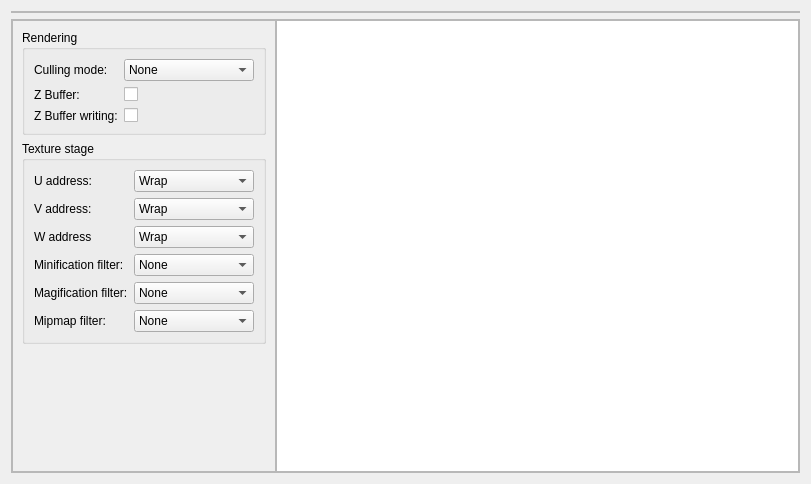
cccZone/tamy, file Code/Editor/TamyEditor/materialeditor.ui: the form before one commit.
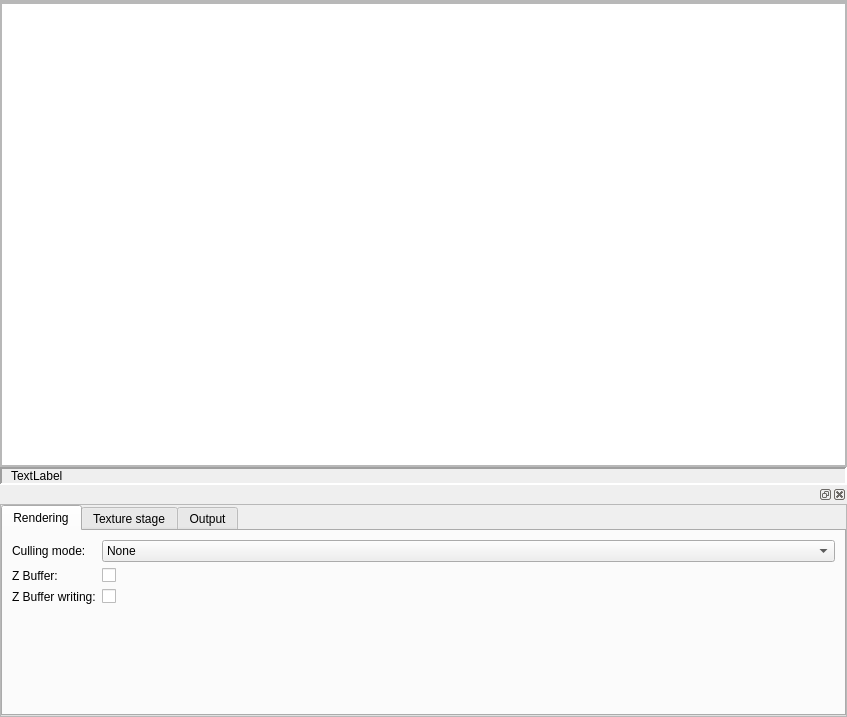
The form after the commit. The open tabs and pages were chosen to show the change.

Commit message: - SSAO shader - material editor improvements

Diff of the .ui file:
```diff
--- a/Code/Editor/TamyEditor/materialeditor.ui
+++ b/Code/Editor/TamyEditor/materialeditor.ui
@@ -6,14 +6,20 @@
    <rect>
     <x>0</x>
     <y>0</y>
-    <width>811</width>
-    <height>484</height>
+    <width>847</width>
+    <height>717</height>
    </rect>
   </property>
   <property name="windowTitle">
    <string>Form</string>
   </property>
-  <layout class="QVBoxLayout" name="verticalLayout_2">
+  <layout class="QVBoxLayout" name="verticalLayout_2" stretch="0,2,0,1">
+   <property name="spacing">
+    <number>0</number>
+   </property>
+   <property name="margin">
+    <number>0</number>
+   </property>
    <item>
     <widget class="QFrame" name="toolbarFrame">
      <property name="frameShape">
@@ -40,7 +46,127 @@
      <property name="frameShadow">
       <enum>QFrame::Raised</enum>
      </property>
-     <layout class="QHBoxLayout" name="horizontalLayout_3">
+     <layout class="QHBoxLayout" name="horizontalLayout_3" stretch="2">
+      <property name="spacing">
+       <number>0</number>
+      </property>
+      <property name="margin">
+       <number>0</number>
+      </property>
+      <item>
+       <widget class="QTextEdit" name="scriptEditor"/>
+      </item>
+     </layout>
+    </widget>
+   </item>
+   <item>
+    <widget class="QFrame" name="statusBarFrame">
+     <property name="frameShape">
+      <enum>QFrame::Panel</enum>
+     </property>
+     <property name="frameShadow">
+      <enum>QFrame::Sunken</enum>
+     </property>
+     <property name="lineWidth">
+      <number>2</number>
+     </property>
+     <property name="midLineWidth">
+      <number>1</number>
+     </property>
+     <layout class="QHBoxLayout" name="horizontalLayout_4">
+      <property name="spacing">
+       <number>0</number>
+      </property>
+      <property name="leftMargin">
+       <number>9</number>
+      </property>
+      <property name="topMargin">
+       <number>0</number>
+      </property>
+      <property name="rightMargin">
+       <number>9</number>
+      </property>
+      <property name="bottomMargin">
+       <number>0</number>
+      </property>
+      <item>
+       <widget class="QLabel" name="statusBar">
+        <property name="palette">
+         <palette>
+          <active>
+           <colorrole role="Base">
+            <brush brushstyle="SolidPattern">
+             <color alpha="255">
+              <red>255</red>
+              <green>255</green>
+              <blue>255</blue>
+             </color>
+            </brush>
+           </colorrole>
+           <colorrole role="Window">
+            <brush brushstyle="SolidPattern">
+             <color alpha="255">
+              <red>213</red>
+              <green>229</green>
+              <blue>240</blue>
+             </color>
+            </brush>
+           </colorrole>
+          </active>
+          <inactive>
+           <colorrole role="Base">
+            <brush brushstyle="SolidPattern">
+             <color alpha="255">
+              <red>255</red>
+              <green>255</green>
+              <blue>255</blue>
+             </color>
+            </brush>
+           </colorrole>
+           <colorrole role="Window">
+            <brush brushstyle="SolidPattern">
+             <color alpha="255">
+              <red>213</red>
+              <green>229</green>
+              <blue>240</blue>
+             </color>
+            </brush>
+           </colorrole>
+          </inactive>
+          <disabled>
+           <colorrole role="Base">
+            <brush brushstyle="SolidPattern">
+             <color alpha="255">
+              <red>213</red>
+              <green>229</green>
+              <blue>240</blue>
+             </color>
+            </brush>
+           </colorrole>
+           <colorrole role="Window">
+            <brush brushstyle="SolidPattern">
+             <color alpha="255">
+              <red>213</red>
+              <green>229</green>
+              <blue>240</blue>
+             </color>
+            </brush>
+           </colorrole>
+          </disabled>
+         </palette>
+        </property>
+        <property name="text">
+         <string>TextLabel</string>
+        </property>
+       </widget>
+      </item>
+     </layout>
+    </widget>
+   </item>
+   <item>
+    <widget class="QDockWidget" name="dockWidget">
+     <widget class="QWidget" name="dockWidgetContents">
+      <layout class="QVBoxLayout" name="verticalLayout_4">
       <property name="spacing">
        <number>0</number>
       </property>
@@ -63,22 +189,35 @@
           <rect>
            <x>0</x>
            <y>0</y>
-           <width>234</width>
-           <height>454</height>
-          </rect>
-         </property>
-         <layout class="QVBoxLayout" name="verticalLayout">
+            <width>845</width>
+            <height>209</height>
+           </rect>
+          </property>
+          <layout class="QVBoxLayout" name="verticalLayout_3">
+           <property name="spacing">
+            <number>0</number>
+           </property>
+           <property name="margin">
+            <number>0</number>
+           </property>
           <item>
-           <widget class="QGroupBox" name="groupBox">
-            <property name="title">
+            <widget class="QTabWidget" name="tabWidget">
+             <property name="currentIndex">
+              <number>2</number>
+             </property>
+             <widget class="QWidget" name="RenderingOptionsTab">
+              <attribute name="title">
              <string>Rendering</string>
-            </property>
+              </attribute>
             <layout class="QFormLayout" name="formLayout">
-             <property name="sizeConstraint">
-              <enum>QLayout::SetDefaultConstraint</enum>
-             </property>
-             <property name="formAlignment">
-              <set>Qt::AlignLeading|Qt::AlignLeft|Qt::AlignTop</set>
+               <property name="leftMargin">
+                <number>9</number>
+               </property>
+               <property name="topMargin">
+                <number>9</number>
+               </property>
+               <property name="rightMargin">
+                <number>9</number>
              </property>
              <item row="0" column="0">
               <widget class="QLabel" name="label">
@@ -87,20 +226,6 @@
                </property>
               </widget>
              </item>
-             <item row="2" column="0">
-              <widget class="QLabel" name="label_2">
-               <property name="text">
-                <string>Z Buffer:</string>
-               </property>
-              </widget>
-             </item>
-             <item row="3" column="0">
-              <widget class="QLabel" name="label_3">
-               <property name="text">
-                <string>Z Buffer writing:</string>
-               </property>
-              </widget>
-             </item>
              <item row="0" column="1">
               <widget class="QComboBox" name="cullingMode">
                <item>
@@ -120,29 +245,50 @@
                </item>
               </widget>
              </item>
-             <item row="3" column="1">
-              <widget class="QCheckBox" name="zBufferWriteEnabled">
+               <item row="1" column="0">
+                <widget class="QLabel" name="label_21">
                <property name="text">
-                <string/>
+                  <string>Z Buffer:</string>
                </property>
               </widget>
              </item>
-             <item row="2" column="1">
+               <item row="1" column="1">
               <widget class="QCheckBox" name="zBufferEnabled">
                <property name="text">
                 <string/>
                </property>
               </widget>
              </item>
-            </layout>
-           </widget>
-          </item>
-          <item>
-           <widget class="QGroupBox" name="groupBox_2">
-            <property name="title">
+               <item row="2" column="0">
+                <widget class="QLabel" name="label_20">
+                 <property name="text">
+                  <string>Z Buffer writing:</string>
+                 </property>
+                </widget>
+               </item>
+               <item row="2" column="1">
+                <widget class="QCheckBox" name="zBufferWriteEnabled">
+                 <property name="text">
+                  <string/>
+                 </property>
+                </widget>
+               </item>
+              </layout>
+             </widget>
+             <widget class="QWidget" name="TextureStageOptionsTab">
+              <attribute name="title">
              <string>Texture stage</string>
-            </property>
+              </attribute>
             <layout class="QFormLayout" name="formLayout_2">
+               <property name="horizontalSpacing">
+                <number>6</number>
+               </property>
+               <property name="verticalSpacing">
+                <number>6</number>
+               </property>
+               <property name="margin">
+                <number>9</number>
+               </property>
              <item row="0" column="0">
               <widget class="QLabel" name="label_4">
                <property name="text">
@@ -299,6 +445,40 @@
                </property>
               </widget>
              </item>
+               <item row="4" column="1">
+                <widget class="QComboBox" name="magFilter">
+                 <item>
+                  <property name="text">
+                   <string>None</string>
+                  </property>
+                 </item>
+                 <item>
+                  <property name="text">
+                   <string>Point</string>
+                  </property>
+                 </item>
+                 <item>
+                  <property name="text">
+                   <string>Linear</string>
+                  </property>
+                 </item>
+                 <item>
+                  <property name="text">
+                   <string>Anisotropic</string>
+                  </property>
+                 </item>
+                 <item>
+                  <property name="text">
+                   <string>Pyramidal quad</string>
+                  </property>
+                 </item>
+                 <item>
+                  <property name="text">
+                   <string>Gaussian quad</string>
+                  </property>
+                 </item>
+                </widget>
+               </item>
              <item row="5" column="0">
               <widget class="QLabel" name="label_9">
                <property name="text">
@@ -340,64 +520,34 @@
                </item>
               </widget>
              </item>
-             <item row="4" column="1">
-              <widget class="QComboBox" name="magFilter">
-               <item>
-                <property name="text">
-                 <string>None</string>
-                </property>
-               </item>
-               <item>
-                <property name="text">
-                 <string>Point</string>
-                </property>
-               </item>
+              </layout>
+             </widget>
+             <widget class="QWidget" name="OutputTab">
+              <attribute name="title">
+               <string>Output</string>
+              </attribute>
+              <layout class="QHBoxLayout" name="horizontalLayout">
+               <property name="spacing">
+                <number>0</number>
+               </property>
+               <property name="margin">
+                <number>0</number>
+               </property>
                <item>
                 <property name="text">
                  <string>Linear</string>
                 </property>
                </item>
-               <item>
-                <property name="text">
-                 <string>Anisotropic</string>
-                </property>
-               </item>
-               <item>
-                <property name="text">
-                 <string>Pyramidal quad</string>
-                </property>
-               </item>
-               <item>
-                <property name="text">
-                 <string>Gaussian quad</string>
-                </property>
-               </item>
-              </widget>
-             </item>
-            </layout>
-           </widget>
-          </item>
-          <item>
-           <spacer name="verticalSpacer">
-            <property name="orientation">
-             <enum>Qt::Vertical</enum>
-            </property>
-            <property name="sizeHint" stdset="0">
-             <size>
-              <width>20</width>
-              <height>40</height>
-             </size>
-            </property>
-           </spacer>
-          </item>
+              </layout>
+             </widget>
+            </widget>
+           </item>
          </layout>
         </widget>
        </widget>
       </item>
-      <item>
-       <widget class="QTextEdit" name="scriptEditor"/>
-      </item>
-     </layout>
+      </layout>
+     </widget>
     </widget>
    </item>
   </layout>
```
Left out of the diff: 22 changed lines with no effect on the pictures. Lines whose indentation alone changed are shown as unchanged. The commit also changes 25 other files.
